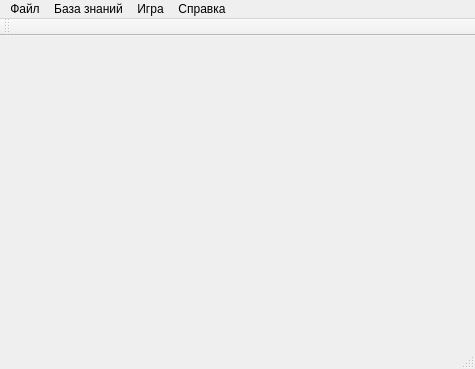
vinni-au/nya-cats, file mainwindow.ui: the form before one commit.
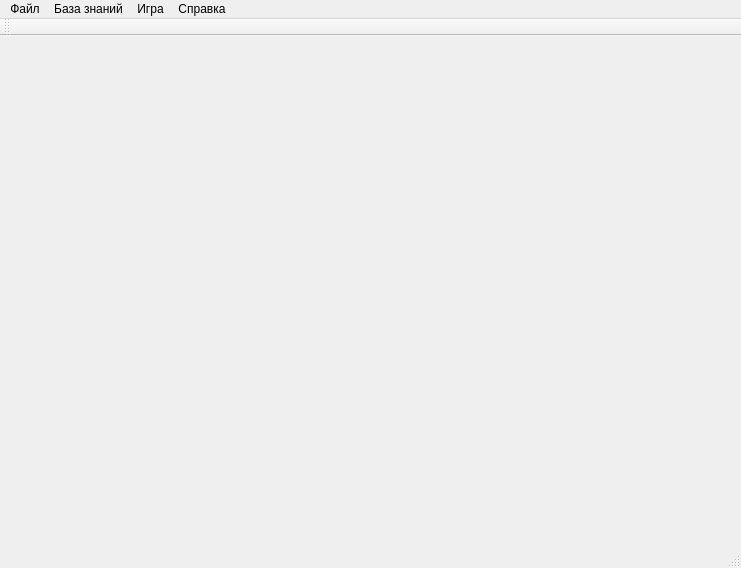
The form after the commit.

```diff
--- a/mainwindow.ui
+++ b/mainwindow.ui
@@ -6,8 +6,8 @@
    <rect>
     <x>0</x>
     <y>0</y>
-    <width>475</width>
-    <height>369</height>
+    <width>741</width>
+    <height>568</height>
    </rect>
   </property>
   <property name="windowTitle">
@@ -19,7 +19,7 @@
     <rect>
      <x>0</x>
      <y>0</y>
-     <width>475</width>
+     <width>741</width>
      <height>21</height>
     </rect>
    </property>
```
